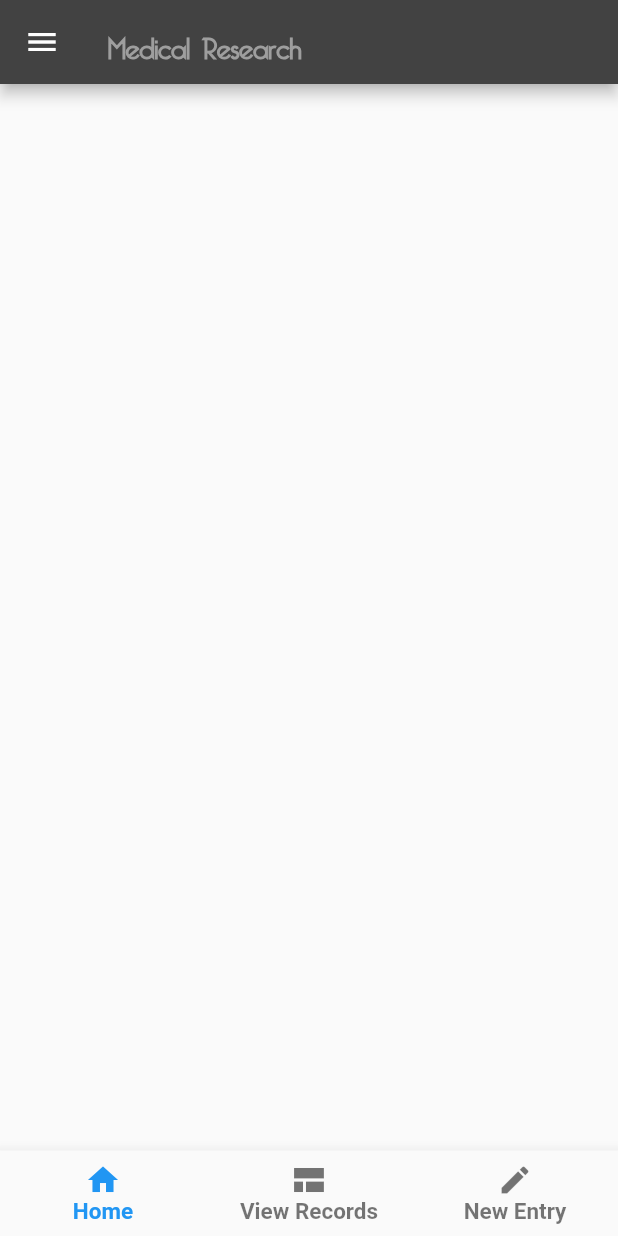
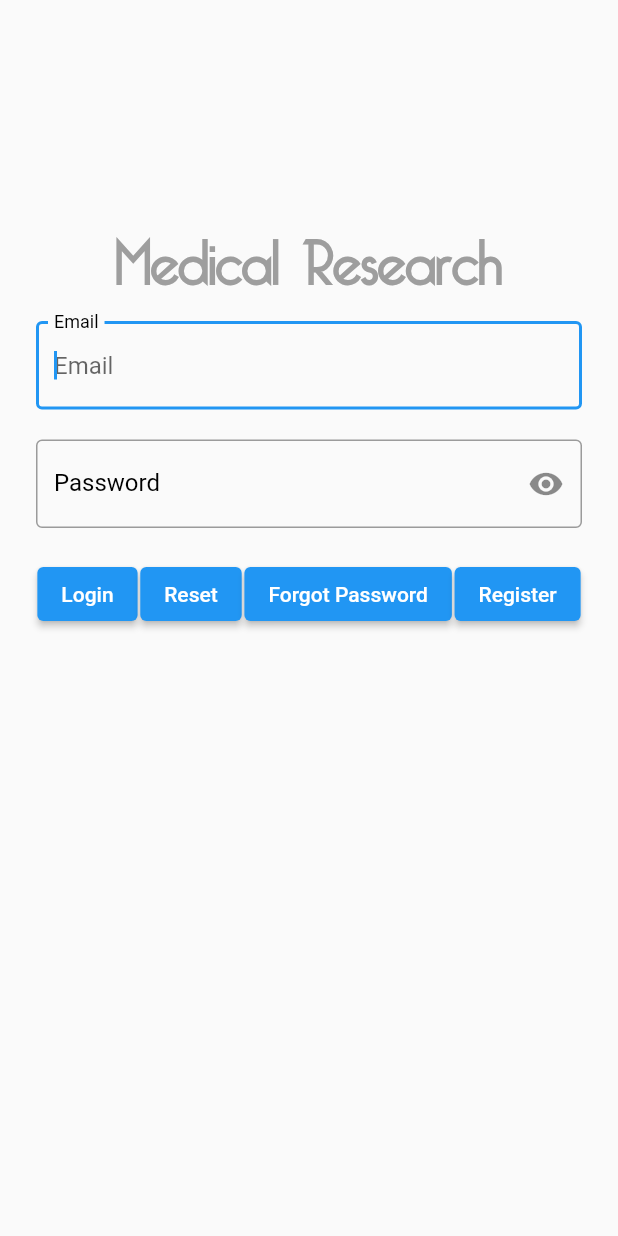
Before and after one commit to JitenPalaparthi/medicalresearchapp, a Flutter app: the screen it shows after launch, on a phone screen of 412 x 824 dp. Run offline on Flutter 3.47's test engine with Material 2 defaults, Android fonts, the phone set to English and light mode, and no system bars; our stand-ins replace connectivity, shared_preferences.

Commit message:
Add user functionality

```diff
--- /dev/null
+++ b/lib/Public/login.dart
@@ -0,0 +1,202 @@
+import 'passwordReset.dart';
+import 'package:flutter/material.dart';
+import '../helpers/httphelper.dart';
+import 'register.dart';
+import '../models/user.dart';
+import 'package:connectivity/connectivity.dart';
+import 'package:flutter/services.dart';
+import 'dart:io';
+import 'package:shared_preferences/shared_preferences.dart';
+
+class UserLogin extends StatefulWidget {
+  @override
+  _UserLoginState createState() => _UserLoginState();
+}
+
+class _UserLoginState extends State<UserLogin> {
+  TextEditingController emailEditingContrller = TextEditingController();
+  TextEditingController passwordEditingContrller = TextEditingController();
+  final mainKey = GlobalKey<ScaffoldState>();
+  bool _isObscure = true;
+
+  @override
+  Widget build(BuildContext context) {
+    var column = Column(
+      mainAxisAlignment: MainAxisAlignment.start,
+      crossAxisAlignment: CrossAxisAlignment.center,
+      children: <Widget>[
+        Text("Medical Research",
+            style: TextStyle(
+                color: Colors.grey,
+                fontFamily: 'Logofont',
+                fontWeight: FontWeight.bold,
+                fontSize: 40)),
+        TextField(
+          autofocus: true,
+          obscureText: false,
+          autocorrect: false,
+          keyboardType: TextInputType.emailAddress,
+          controller: emailEditingContrller,
+          decoration: InputDecoration(
+              labelText: "Email",
+              hintText: "Email",
+              labelStyle: TextStyle(
+                color: Colors.black,
+              ),
+              border: OutlineInputBorder(
+                  borderRadius: BorderRadius.all(Radius.circular(4)),
+                  borderSide: BorderSide(
+                      width: 1,
+                      color: Colors.orange,
+                      style: BorderStyle.solid))),
+        ),
+        SizedBox(
+          height: 20,
+        ),
+        TextField(
+          autofocus: false,
+          obscureText: _isObscure,
+          keyboardType: TextInputType.text,
+          controller: passwordEditingContrller,
+          decoration: InputDecoration(
+              labelText: "Password",
+              hintText: "Password",
+              labelStyle: TextStyle(
+                color: Colors.black,
+              ),
+              border: OutlineInputBorder(
+                  borderRadius: BorderRadius.all(Radius.circular(4)),
+                  borderSide: BorderSide(
+                      width: 1,
+                      color: Colors.orange,
+                      style: BorderStyle.solid)),
+              suffixIcon: IconButton(
+                  onPressed: () {
+                    setState(() {
+                      _isObscure = !_isObscure;
+                    });
+                  },
+                  icon: Icon(
+                      _isObscure ? Icons.visibility : Icons.visibility_off))),
+        ),
+        SizedBox(
+          height: 20,
+        ),
+        Row(
+          mainAxisAlignment: MainAxisAlignment.spaceAround,
+          children: <Widget>[
+            ElevatedButton(
+              onPressed: onSubmit,
+              child: Text("Login"),
+              // ),
+            ),
+            ElevatedButton(
+              onPressed: () {
+                passwordEditingContrller.text = "";
+                emailEditingContrller.text = "";
+              },
+              child: Text("Reset"),
+              // ),
+            ),
+            ElevatedButton(
+              onPressed: () {
+                Navigator.push(
+                  context,
+                  MaterialPageRoute(
+                    builder: (context) => PasswordReset(
+                      email: emailEditingContrller.text ?? "",
+                    ),
+                  ),
+                ).then((value) {
+                  if (value == true) {
+                    ScaffoldMessenger.of(context).showSnackBar(new SnackBar(
+                        content: Text("Password Reset Successful"),
+                        duration: Duration(milliseconds: 1000)));
+                  } else {
+                    ScaffoldMessenger.of(context).showSnackBar(new SnackBar(
+                        content: Text("Password Reset Failed"),
+                        duration: Duration(milliseconds: 1000)));
+                  }
+                  // Run the code here using the value
+                });
+              },
+              child: Text("Forgot Password"),
+              // ),
+            ),
+            ElevatedButton(
+                onPressed: () {
+                  Navigator.push(
+                    context,
+                    MaterialPageRoute(
+                      builder: (context) => UserRegister(),
+                    ),
+                  ).then((value) {
+                    if (value == true) {
+                      ScaffoldMessenger.of(context).showSnackBar(new SnackBar(
+                          content: Text("User Registration Successful"),
+                          duration: Duration(milliseconds: 1000)));
+                    } else {
+                      ScaffoldMessenger.of(context).showSnackBar(new SnackBar(
+                          content: Text("User Registration Failed"),
+                          duration: Duration(milliseconds: 1000)));
+                    }
+                    // Run the code here using the value
+                  });
+                },
+                child: Text("Register")),
+          ],
+        ),
+      ],
+    );
+    return Scaffold(
+      key: mainKey,
+      body: Container(
+        alignment: AlignmentDirectional.topCenter,
+        child: SingleChildScrollView(
+          padding: EdgeInsets.only(
+              left: 24.0,
+              right: 24.0,
+              top: 120.0,
+              bottom: 24.0), //EdgeInsets.all(24),
+          child: Container(
+            child: column,
+          ),
+        ),
+      ),
+    );
+  }
+
+  void onSubmit() async {
+    try {
+      var connectivityResult = await (Connectivity().checkConnectivity());
+      if (connectivityResult == ConnectivityResult.none) {
+        ScaffoldMessenger.of(context).showSnackBar(SnackBar(
+          content: Text("There is no netwrok connection"),
+          duration: Duration(milliseconds: 1000),
+        ));
+      }
+
+      UserLogIn user = new UserLogIn(
+          email: emailEditingContrller.text,
+          password: passwordEditingContrller.text);
+      var result = await HttpHelper().post(
+          HttpEndPoints.BASE_URL + HttpEndPoints.SIGN_IN,
+          body: user.toMap());
+
+      if (result.httpStatus == 200 && result.status == "success") {
+        SharedPreferences prefs = await SharedPreferences.getInstance();
+        var userFetch = await HttpHelper().fetchUser(emailEditingContrller.text,
+            HttpEndPoints.BASE_URL + HttpEndPoints.GET_USER, result.token);
+        await prefs.setString("token", result.token);
+        await prefs.setString("name", userFetch.name);
+        await prefs.setString("email", userFetch.email);
+        await prefs.setString("mobile", userFetch.mobile);
+      }
+    } on SocketException catch (exp) {
+      ScaffoldMessenger.of(context).showSnackBar(SnackBar(
+        content: Text("Something went wrong with the connection"),
+        duration: Duration(milliseconds: 1000),
+      ));
+    }
+  }
+}
--- a/lib/helpers/httphelper.dart
+++ b/lib/helpers/httphelper.dart
@@ -1,5 +1,7 @@
 import 'dart:convert';
+import 'dart:io';
 import '../models/response.dart';
+import '../models/user.dart';
 
 import 'package:http/http.dart' as http;
 
@@ -24,10 +26,27 @@ class HttpHelper {
     }
     return null;
   }
+
+  Future<User> fetchUser(String email, String url, String token) async {
+    final response = await http.get(Uri.parse(url + email),
+        headers: {HttpHeaders.authorizationHeader: 'Bearer $token'});
+
+    if (response.statusCode == 200) {
+      // If the call to the server was successful, parse the JSON.
+      return User.fromJson(json.decode(response.body));
+    } else {
+      // If that call was not successful, throw an error.
+      throw Exception('Failed to load post');
+    }
+  }
 }
 
 class HttpEndPoints {
   static const String BASE_URL = "http://127.0.0.1:50061/";
   static const String GET_TEMPLATEBYID = "v1/template/getAll/";
   static const String GET_TEMPLATEMETADATA = "/v1/template/metadata/getAll";
+  static const String SIGN_IN = "v1/public/user/mobile/signin";
+  static const String REGISTER = "v1/public/user/register";
+  static const String RESETPASSWORD = "v1/public/user/resetPassword";
+  static const String GET_USER = "v1/user/get/";
 }
--- /dev/null
+++ b/lib/models/user.dart
@@ -0,0 +1,93 @@
+class User {
+  final String id;
+  final String name;
+  final String email;
+  final String mobile;
+
+  final String role;
+  final String password;
+  final String status;
+  final String lastUpdated;
+
+  User(
+      {this.id,
+      this.name,
+      this.email,
+      this.mobile,
+      this.role,
+      this.password,
+      this.status,
+      this.lastUpdated});
+
+  factory User.fromJson(Map<String, dynamic> json) {
+    return User(
+      id: json['id'],
+      name: json['name'],
+      email: json['email'],
+      mobile: json['mobile'],
+      role: json['role'],
+      password: json['password'],
+      status: json['status'],
+      lastUpdated: json['lastUpdated'],
+    );
+  }
+
+  Map toMap() {
+    var map = new Map<String, dynamic>();
+    map["name"] = name;
+    map["email"] = email;
+    map["mobile"] = mobile;
+
+    map["role"] = role;
+    map["password"] = password;
+    map["status"] = status;
+    return map;
+  }
+}
+
+class UserLogIn {
+  final String email;
+  final String password;
+
+  UserLogIn({this.email, this.password});
+
+  factory UserLogIn.fromJson(Map<String, dynamic> json) {
+    return UserLogIn(
+      email: json['email'],
+      password: json['password'],
+    );
+  }
+  Map toMap() {
+    var map = new Map<String, dynamic>();
+    map["email"] = email;
+    map["password"] = password;
+    return map;
+  }
+
+  Map<String, dynamic> toJson() => {"email": email, "password": password};
+}
+
+class ResetPassword {
+  final String email;
+  final String verifyCode;
+  final String password;
+
+  ResetPassword({this.email, this.verifyCode, this.password});
+  factory ResetPassword.fromJson(Map<String, dynamic> json) {
+    return ResetPassword(
+      email: json['email'],
+      verifyCode: json['verifyCode'],
+      password: json['password'],
+    );
+  }
+  Map toMap() {
+    var map = new Map<String, dynamic>();
+    map["email"] = email;
+    map["verifyCode"] = verifyCode;
+    map["password"] = password;
+    return map;
+  }
+
+  Map<String, dynamic> toJson() =>
+      {"email": email, "verifyCode": verifyCode, "password": password};
+}
--- a/pubspec.yaml
+++ b/pubspec.yaml
@@ -24,6 +24,11 @@ dependencies:
   flutter:
     sdk: flutter
   http: ^0.13.1
+  shared_preferences: ^2.0.5
+  connectivity: ^3.0.3
+  expandable: ^5.0.1
+
+
 
 
   # The following adds the Cupertino Icons font to your application.
```
Also changed, not shown: lib/Public/passwordReset.dart (added, +87 -0 lines), lib/Public/register.dart (added, +110 -0 lines), lib/main.dart (+30 -2 lines), pubspec.lock.
